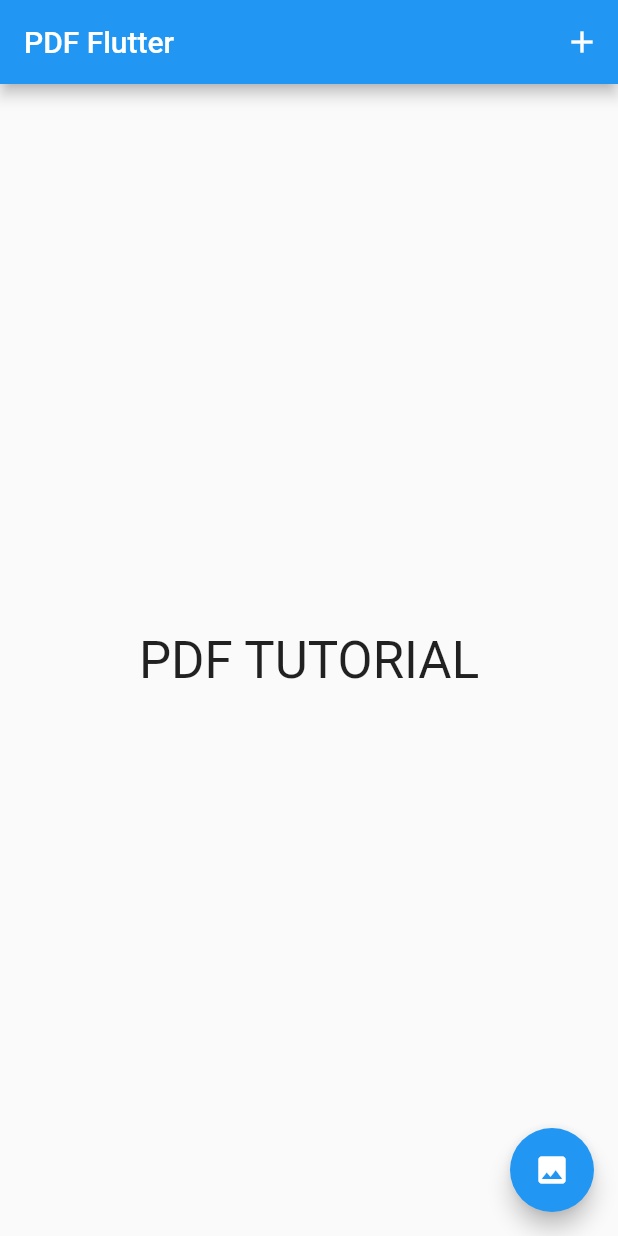
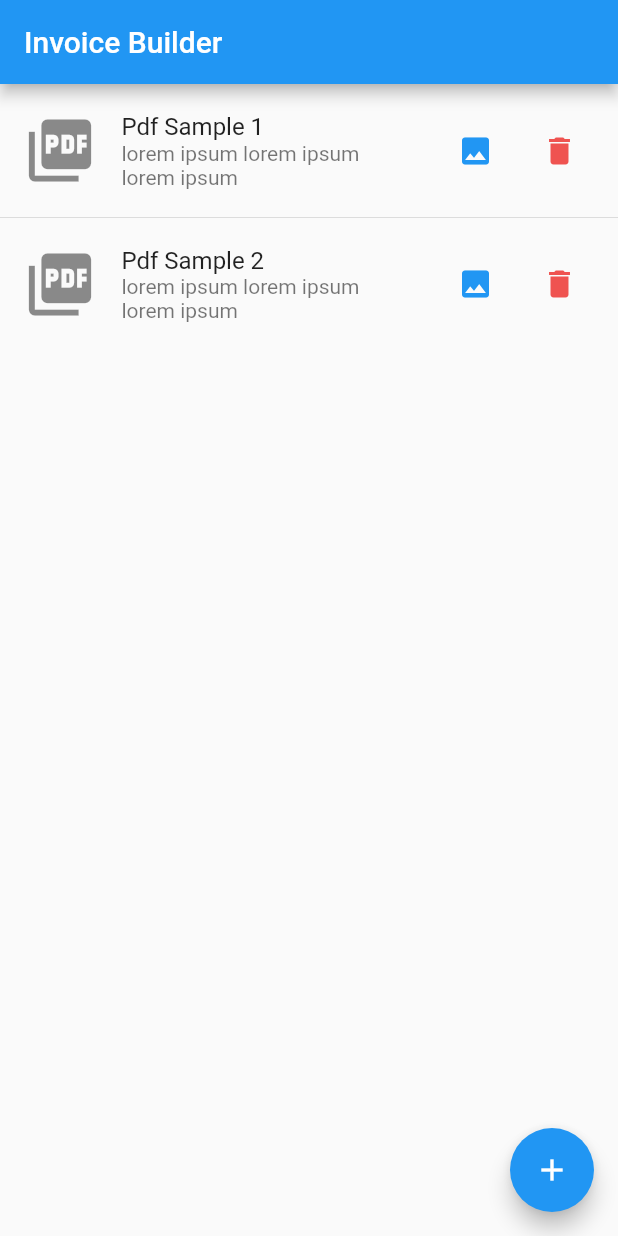
Before and after one commit to sayyidkhan/learning_flutter, a Flutter app: the screen it shows after launch, after a tap on the "image" icon, on a phone screen of 412 x 824 dp. Run offline on Flutter 3.47's test engine with Material 2 defaults, Android fonts, the phone set to English and light mode, and no system bars; our stand-ins replace google_fonts, pdf, printing; missing offline and left inert: flutter_full_pdf_viewer.

Commit message:
working on new branch

```diff
--- /dev/null
+++ b/pdf_test/lib/IOopertions/IoOperations.dart
@@ -0,0 +1,15 @@
+
+import 'dart:io';
+
+import 'package:path_provider/path_provider.dart';
+
+class IoOperations {
+
+  static Future<String> tempDocDirectory(String fileName) async {
+    Directory documentDirectory = await getApplicationDocumentsDirectory();
+    String documentPath = documentDirectory.path;
+    String fullPath = "$documentPath/$fileName.pdf";
+    return fullPath;
+  }
+
+}
--- /dev/null
+++ b/pdf_test/lib/constant/GeneratePdfContent.dart
@@ -0,0 +1,54 @@
+import 'dart:io';
+
+import 'package:pdf/widgets.dart';
+import 'package:pdf_test/IOopertions/IoOperations.dart';
+
+import 'DummyContent.dart';
+
+class GeneratePdfContent {
+  bool filePathAssigned = false;
+  final String _fileName;
+  String _directory;
+  final Document _pdf = new Document();
+
+  String get fileName => _fileName;
+
+  GeneratePdfContent(this._fileName,int content){
+    _writeOnPdf(content);
+  }
+
+  void _writeOnPdf(int content) {
+    switch(content){
+      case 1:
+        Content2.pdfVersion1(_pdf);
+        break;
+      case 2:
+        Content2.pdfVersion2(_pdf);
+        break;
+    }
+  }
+
+  Future savePdf() async {
+    String directory = await _tempDirectory;
+    File file = new File(directory);
+    final content = _pdf.save();
+    file.writeAsBytesSync(content);
+
+    filePathAssigned = true;
+    return content;
+  }
+
+  String filePath() {
+    if(_directory == null){
+      throw new Exception("file path not assigned");
+    }
+    return _directory;
+  }
+
+  Future<String> get _tempDirectory async {
+    _directory = await IoOperations.tempDocDirectory(_fileName);
+    return _directory;
+  }
+
+
+}
--- a/pdf_test/lib/main.dart
+++ b/pdf_test/lib/main.dart
@@ -4,9 +4,12 @@ import 'package:flutter/cupertino.dart';
 import 'package:flutter/material.dart';
 import 'package:path_provider/path_provider.dart';
 import 'package:pdf/widgets.dart' as pw;
-import 'package:pdf_test/PdfPreviewScreen.dart';
+import 'package:pdf_test/IOopertions/IoOperations.dart';
+import 'package:pdf_test/constant/GeneratePdfContent.dart';
+import 'package:pdf_test/screen/PdfPreviewScreen.dart';
+import 'package:pdf_test/widget/ui/InvoiceOverviewWidget.dart';
 
-import 'constant/Content2.dart';
+import 'constant/DummyContent.dart';
 
 void main() => runApp(MyApp());
 
@@ -29,9 +32,8 @@ class MyHomePage extends StatelessWidget {
   final pdf = pw.Document();
 
   void writeOnPdf() {
-    Content2.pdfVersion1(pdf);
+    Content2.pdfVersion2(pdf);
   }
-
   Future savePdf() async{
     Directory documentDirectory = await getApplicationDocumentsDirectory();
     String documentPath = documentDirectory.path;
@@ -42,36 +44,30 @@ class MyHomePage extends StatelessWidget {
     return content;
   }
 
-
   Widget build(BuildContext context) {
-    writeOnPdf();
+    List<ListTile> listArray = new InvoiceOverviewWidget(context).listArray;
 
     return Scaffold(
       appBar: AppBar(
-        title: Text("PDF Flutter"),
-        actions: <Widget>[
-          IconButton(
-            icon: const Icon(Icons.add),
-            tooltip: 'download file',
-            onPressed: () {},
-          ),
-        ],
+        title: Text("Invoice Builder"),
       ),
 
-      body: Container(
-        width: double.infinity,
-        height: double.infinity,
-
-        child: Column(
-          mainAxisAlignment: MainAxisAlignment.center,
-          children: <Widget> [
-            Text("PDF TUTORIAL", style: TextStyle(fontSize: 34),)
-          ],
+      body:
+      listArray.isEmpty ?
+        InvoiceOverviewWidget.emptyList() :
+        ListView(
+          children: ListTile.divideTiles(
+            context: context,
+            tiles: listArray
+          ).toList(),
         ),
-      ),
-
       floatingActionButton: FloatingActionButton(
-        onPressed: ()async {
+        onPressed: () {},
+        child: IconButton(
+          icon: const Icon(Icons.add),
+          tooltip: 'add new invoice',
+          onPressed: () async {
+            writeOnPdf();
             final content = await savePdf();
             Directory documentDirectory = await getApplicationDocumentsDirectory();
             String documentPath = documentDirectory.path;
@@ -84,11 +80,10 @@ class MyHomePage extends StatelessWidget {
                       path: fullPath,
                     )
             ));
-
           },
-        child: Icon(Icons.image),
-      ), // This trailing comma makes auto-formatting nicer for build methods.
-
+        ),
+      ),
     );
   }
+
 }
--- a/pdf_test/lib/PdfPreviewScreen.dart
+++ b/pdf_test/lib/screen/PdfPreviewScreen.dart
@@ -5,10 +5,11 @@ import 'package:flutter_full_pdf_viewer/flutter_full_pdf_viewer.dart';
 import 'package:printing/printing.dart';
 
 class PdfPreviewScreen extends StatelessWidget {
+  final Key key;
   final Uint8List pdfFile;
   final String path;
 
-  PdfPreviewScreen({this.pdfFile,this.path});
+  PdfPreviewScreen({this.key,this.pdfFile,this.path});
 
   Future printPdf(Uint8List pdf) async {
     await Printing.sharePdf(bytes: pdf, filename: 'my-document.pdf');
@@ -16,7 +17,10 @@ class PdfPreviewScreen extends StatelessWidget {
 
   @override
   Widget build(BuildContext context) {
+    final content = pdfFile;
+
     return PDFViewerScaffold(
+      key: key,
       appBar: AppBar(
           title: Text("PDF Preview"),
           actions: <Widget>[
--- /dev/null
+++ b/pdf_test/lib/widget/ui/InvoiceOverviewWidget.dart
@@ -0,0 +1,122 @@
+import 'package:flutter/material.dart';
+import 'package:pdf/widgets.dart' as pw;
+import 'package:pdf_test/constant/GeneratePdfContent.dart';
+import 'package:pdf_test/screen/PdfPreviewScreen.dart';
+
+class InvoiceOverviewWidget {
+
+  List<ListTile> _listArray = [];
+
+  List<ListTile> get listArray => _listArray;
+
+  InvoiceOverviewWidget(BuildContext context){
+    //add List Tile
+    _listArray.add(customListArray(context,"Pdf Sample 1","lorem ipsum lorem ipsum lorem ipsum",1));
+    _listArray.add(customListArray(context,"Pdf Sample 2","lorem ipsum lorem ipsum lorem ipsum",2));
+  }
+
+  ListTile customListArray(
+      BuildContext context,
+      String title,
+      String subtitle,
+      int pdfContent) {
+    return ListTile(
+      contentPadding: EdgeInsets.all(15),
+      leading: Icon(
+        Icons.picture_as_pdf,
+        size: 50.0,
+      ),
+      title: Text(title),
+      subtitle: Text(subtitle),
+      trailing: Wrap(
+        spacing: 8, // space between two icons
+        children: <IconButton>[
+          IconButton(
+              icon: const Icon(Icons.image),
+              tooltip: "Delete",
+              color: Colors.blue,
+              onPressed: () async {
+                print("view button");
+                GeneratePdfContent pdf = new GeneratePdfContent(title,pdfContent);
+                await navigateToPage(context, pdf);
+              }),
+          IconButton(
+              icon: const Icon(Icons.delete),
+              tooltip: "Delete",
+              color: Colors.red.shade400,
+              onPressed: () {
+                print("delete button");
+              }),
+        ],
+      ),
+      onTap: () {
+      },
+    );
+  }
+
+  Future navigateToPage(BuildContext context,GeneratePdfContent pdf) async {
+    final content = await pdf.savePdf();
+    String fullPath = pdf.filePath();
+
+    Navigator.push(context, MaterialPageRoute(
+        builder: (context) =>
+            PdfPreviewScreen(
+              pdfFile: content,
+              path: fullPath,
+            )
+    ));
+  }
+
+  static Container emptyList() {
+
+    const double fontSize1 = 34;
+    const double fontSize2 = 16;
+
+    return Container(
+      width: double.infinity,
+      height: double.infinity,
+
+      child: Column(
+        mainAxisAlignment: MainAxisAlignment.center,
+        children: <Widget> [
+          Text(
+            "No Items to Display",
+            style: TextStyle(fontSize: fontSize1),
+          ),
+          SizedBox(height: 20),
+          Text.rich(
+            TextSpan(
+              children: [
+                TextSpan(
+                    text: "click on the",
+                    style: TextStyle(
+                        fontSize: fontSize2,
+                    ),
+                ),
+                TextSpan(
+                    text: " plus button ",
+                    style: TextStyle(
+                        color: Colors.blueAccent,
+                        fontSize: fontSize2,
+                        fontWeight: FontWeight.bold
+                    ),
+                ),
+                TextSpan(
+                    text: "to ",
+                    style: TextStyle(
+                    fontSize: fontSize2
+                    ),
+                ),
+              ],
+            ),
+          ),
+          Text(
+            "start creating invoices!",
+            style: TextStyle(fontSize: fontSize2),
+          ),
+        ],
+      ),
+    );
+  }
+
+}
--- a/pdf_test/pubspec.yaml
+++ b/pdf_test/pubspec.yaml
@@ -29,6 +29,7 @@ dependencies:
   path_provider: ^1.6.5
   flutter_full_pdf_viewer: ^1.0.6
   printing: ^3.3.1
+  google_fonts: ^1.0.0
 
 
 dev_dependencies:
```
Also changed, not shown: pdf_test/lib/constant/DummyContent.dart (renamed from pdf_test/lib/constant/Content2.dart, +42 -41 lines), pdf_test/lib/widget/pdf/InvoicePageWidget.dart (renamed from pdf_test/lib/InvoicePage.dart), pdf_test/pubspec.lock. Lines whose indentation alone changed are shown as unchanged.
